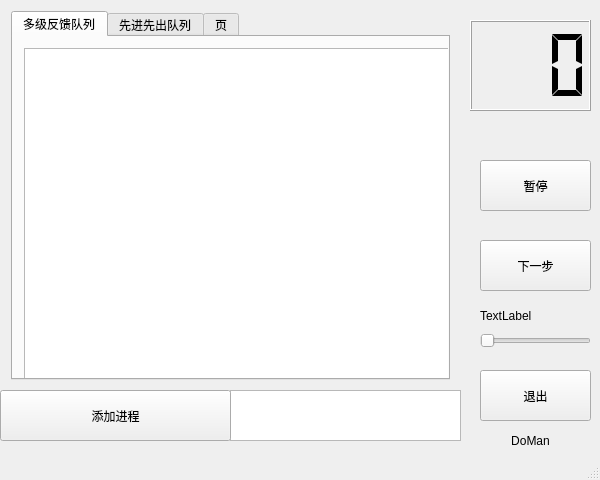
xiby/MultiQueue, file Multiqueue_Qt/mainwindow.ui: the form before one commit.
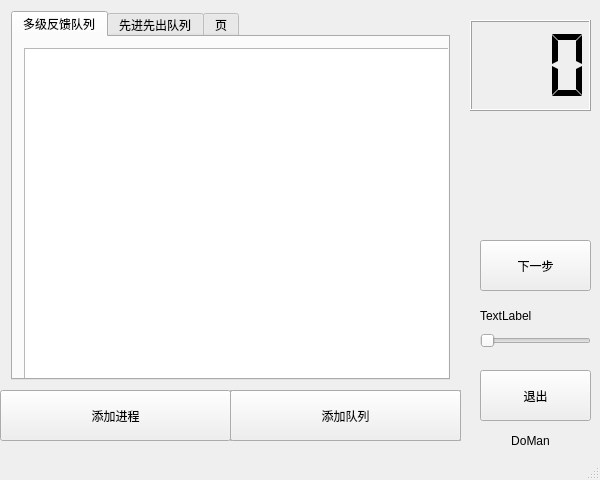
The form after the commit. Icons and pictures are not drawn. Custom widgets are drawn as their Qt base class.

Commit message: 队列数量现在为可变的，并且增加可变图片按钮

Diff of the .ui file:
```diff
--- a/Multiqueue_Qt/mainwindow.ui
+++ b/Multiqueue_Qt/mainwindow.ui
@@ -177,18 +177,24 @@
    <widget class="QPushButton" name="pause">
     <property name="geometry">
      <rect>
-      <x>480</x>
+      <x>500</x>
       <y>160</y>
-      <width>111</width>
-      <height>51</height>
+      <width>61</width>
+      <height>61</height>
      </rect>
     </property>
+    <property name="styleSheet">
+     <string notr="true">background-image: url(:/img/stop.png);</string>
+    </property>
     <property name="text">
-     <string>暂停</string>
+     <string/>
     </property>
     <property name="autoDefault">
      <bool>false</bool>
     </property>
+    <property name="flat">
+     <bool>true</bool>
+    </property>
    </widget>
    <widget class="QLCDNumber" name="time">
     <property name="enabled">
@@ -240,6 +246,19 @@
      <string>添加进程</string>
     </property>
    </widget>
+   <widget class="QPushButton" name="add_queue_Button">
+    <property name="geometry">
+     <rect>
+      <x>230</x>
+      <y>390</y>
+      <width>231</width>
+      <height>51</height>
+     </rect>
+    </property>
+    <property name="text">
+     <string>添加队列</string>
+    </property>
+   </widget>
   </widget>
   <widget class="QStatusBar" name="statusBar"/>
  </widget>
```
The commit also changes 12 other files.
